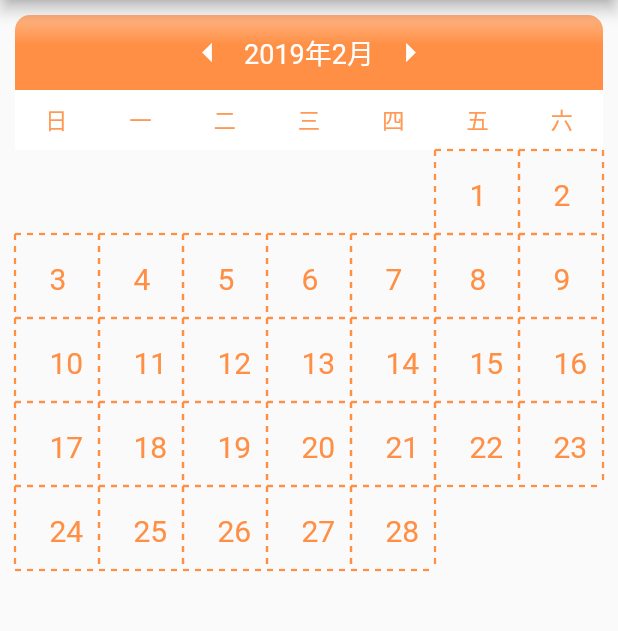
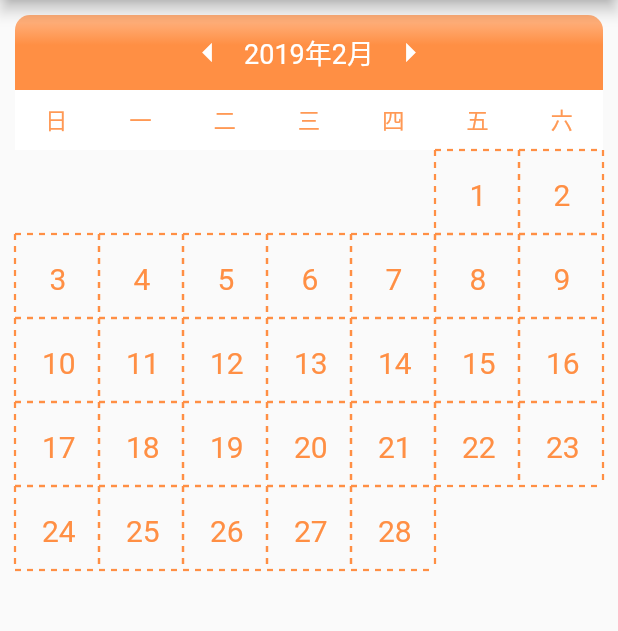
Before and after one commit to a4562556/CalenderView, a Flutter app: the screen it shows after launch, after a tap on the "arrow left" icon, on a phone screen of 412 x 824 dp, the part 84-715 px from its top. Run offline on Flutter 3.47's test engine with Material 2 defaults, Android fonts, the phone set to English and light mode, and no system bars.

Commit message:
2019.3.13

```diff
--- a/lib/utils/dashGrid.dart
+++ b/lib/utils/dashGrid.dart
@@ -3,6 +3,7 @@ import 'dart:ui' as ui;
 class DashGridPainter extends CustomPainter {
   //需要绘制的文本
   String text;
+  //颜色笔
   Color paintColor;
   //绘制的数量
   double dashCount;
@@ -28,9 +29,10 @@ class DashGridPainter extends CustomPainter {
     dashWidth = 4;
     dashCount = (width / (dashWidth));
     drawDash(canvas, size);
-    final textPainter = TextPainter(text:TextSpan(text: this.text,style: TextStyle(color: paintColor,fontSize: 20)),textDirection: TextDirection.ltr);
+    final innerText =TextSpan(text: this.text,style: TextStyle(color: paintColor,fontSize: 20));
+    final textPainter = TextPainter(text:innerText,textDirection: TextDirection.ltr);
     textPainter.layout(minWidth: 30);
-    final xCenterPoint = (width-10)/2;
+    final xCenterPoint = (width-(this.text.length*10))/2;
     final yCenterPoint = (width-20)/2;
     textPainter.paint(canvas, Offset(xCenterPoint, yCenterPoint));
     //绘制签到标记
```
